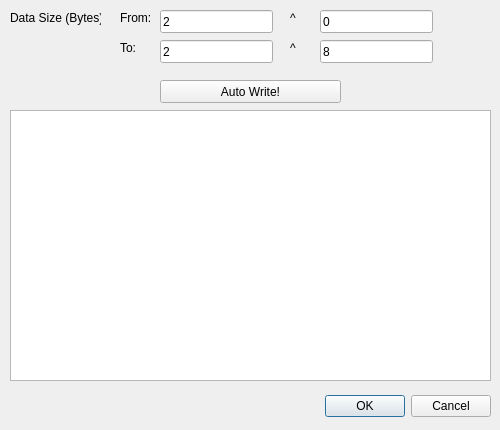
Before: the Qt Designer form DEExp/writedataautodialog.ui in yunhasnawa/DEExp, drawn with Qt 5.
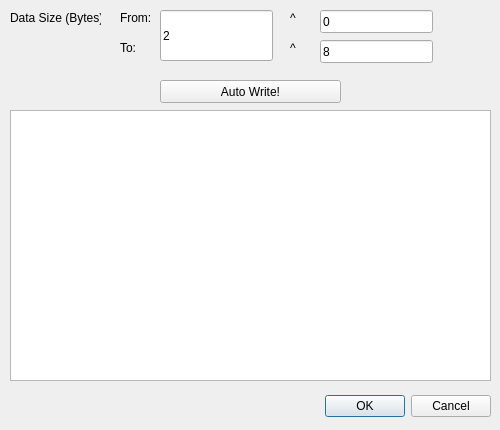
After: the same form once the commit is applied.

The edit to the form file:
```diff
--- a/DEExp/writedataautodialog.ui
+++ b/DEExp/writedataautodialog.ui
@@ -29,19 +29,6 @@
     <set>QDialogButtonBox::Cancel|QDialogButtonBox::Ok</set>
    </property>
   </widget>
-  <widget class="QLineEdit" name="ldtByteMainSizeFrom">
-   <property name="geometry">
-    <rect>
-     <x>160</x>
-     <y>10</y>
-     <width>113</width>
-     <height>23</height>
-    </rect>
-   </property>
-   <property name="text">
-    <string>2</string>
-   </property>
-  </widget>
   <widget class="QLabel" name="label">
    <property name="geometry">
     <rect>
@@ -133,19 +120,6 @@
     <string>^</string>
    </property>
   </widget>
-  <widget class="QLineEdit" name="ldtByteMainSizeTo">
-   <property name="geometry">
-    <rect>
-     <x>160</x>
-     <y>40</y>
-     <width>113</width>
-     <height>23</height>
-    </rect>
-   </property>
-   <property name="text">
-    <string>2</string>
-   </property>
-  </widget>
   <widget class="QLabel" name="label_5">
    <property name="geometry">
     <rect>
@@ -169,6 +143,19 @@
     </rect>
    </property>
   </widget>
+  <widget class="QLineEdit" name="ldtByteMainSize">
+   <property name="geometry">
+    <rect>
+     <x>160</x>
+     <y>10</y>
+     <width>113</width>
+     <height>51</height>
+    </rect>
+   </property>
+   <property name="text">
+    <string>2</string>
+   </property>
+  </widget>
  </widget>
  <resources/>
  <connections>
```
